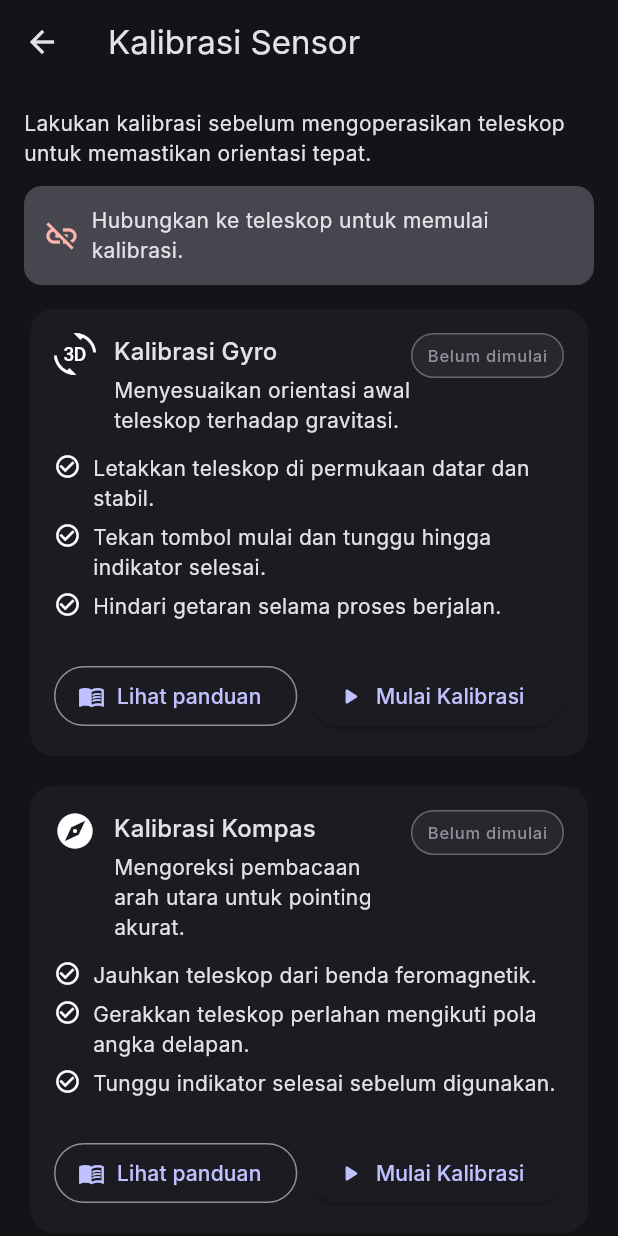
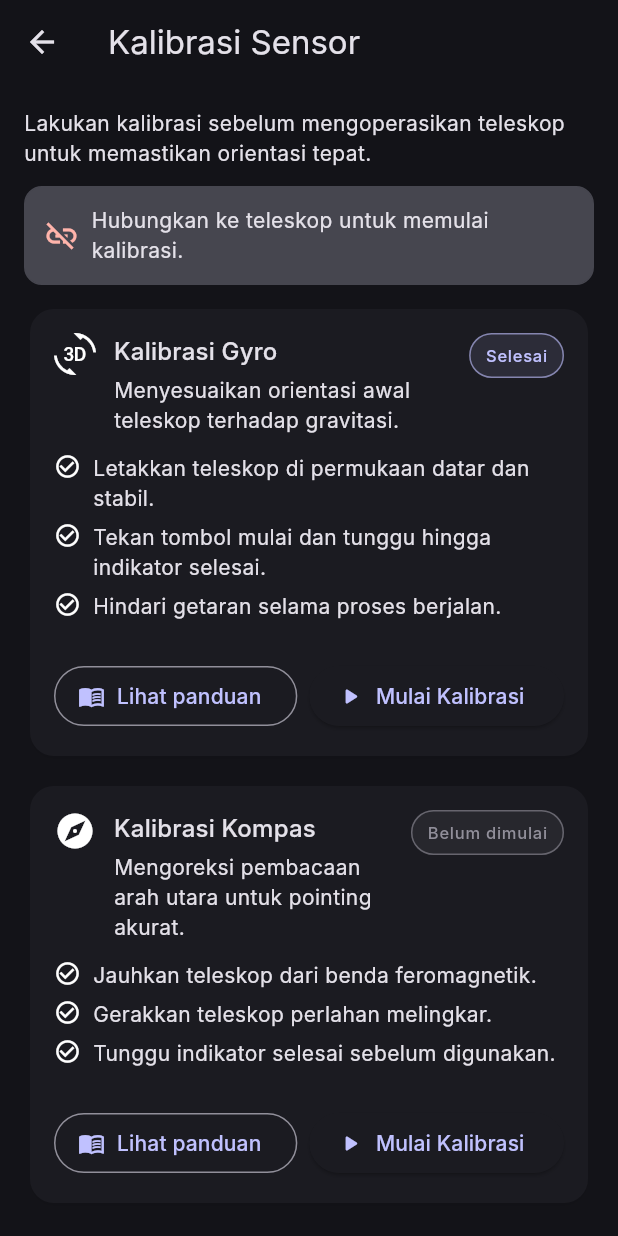
Before and after one commit to padukadafa/robotic_telescope-app, a Flutter app: the CallibrationScreen screen opened directly, on a phone screen of 412 x 824 dp. Run offline on Flutter 3.47's test engine with Material 3 defaults, Android fonts, the phone set to English and light mode, and no system bars; our stand-ins replace geolocator, get_it, permission_handler, sqflite; missing offline and left inert: wifi_scan; accounts and stored records are empty; Roboto replaces fonts that are missing (Inter).

```diff
--- a/lib/core/providers/telescope_provider.dart
+++ b/lib/core/providers/telescope_provider.dart
@@ -16,7 +16,7 @@ class TelescopeProvider extends ChangeNotifier {
   String compassCalibrationStatus =
       "not_started"; // statusnya ada "done", "in_progress", "not_started"
   String gyroCalibrationStatus =
-      "not_started"; // statusnya ada "done", "in_progress", "not_started"
+      "done"; // statusnya ada "done", "in_progress", "not_started"
   bool get isCallibrated =>
       compassCalibrationStatus == "done" && gyroCalibrationStatus == "done";
 
--- a/lib/features/callibration/callibration_screen.dart
+++ b/lib/features/callibration/callibration_screen.dart
@@ -20,6 +20,7 @@ class _CallibrationScreenState extends State<CallibrationScreen> {
   _CalibrationStatus _mapProviderStatus(String status) {
     switch (status) {
       case 'in_progress':
+        return _CalibrationStatus.running;
       case 'inprogress':
       case 'running':
       case 'progress':
@@ -227,7 +228,7 @@ class _CallibrationScreenState extends State<CallibrationScreen> {
                     icon: Icons.explore,
                     steps: const [
                       'Jauhkan teleskop dari benda feromagnetik.',
-                      'Gerakkan teleskop perlahan mengikuti pola angka delapan.',
+                      'Gerakkan teleskop perlahan melingkar.',
                       'Tunggu indikator selesai sebelum digunakan.',
                     ],
                     onStart: () =>
@@ -236,7 +237,7 @@ class _CallibrationScreenState extends State<CallibrationScreen> {
                       title: 'Langkah kalibrasi kompas',
                       steps: const [
                         'Pastikan tidak ada magnet kuat dalam radius 2 meter.',
-                        'Gerakkan mount dalam pola angka delapan selama 10-15 detik.',
+                        'Gerakkan mount melingkar selama 10-15 detik.',
                         'Biarkan perangkat diam hingga status selesai.',
                       ],
                     ),
--- a/lib/features/connection/presentation/connection_screen.dart
+++ b/lib/features/connection/presentation/connection_screen.dart
@@ -48,7 +48,7 @@ class _ConnectionScreenState extends State<ConnectionScreen> {
                         onPressed: isConnected
                             ? null
                             : () {
-                                telescopeProvider.connect("10.202.175.75");
+                                telescopeProvider.connect("10.109.105.75");
                               },
                         icon: const Icon(Icons.wifi),
                         label: const Text('Connect WebSocket'),
```
Also changed, not shown: 4 other files.
